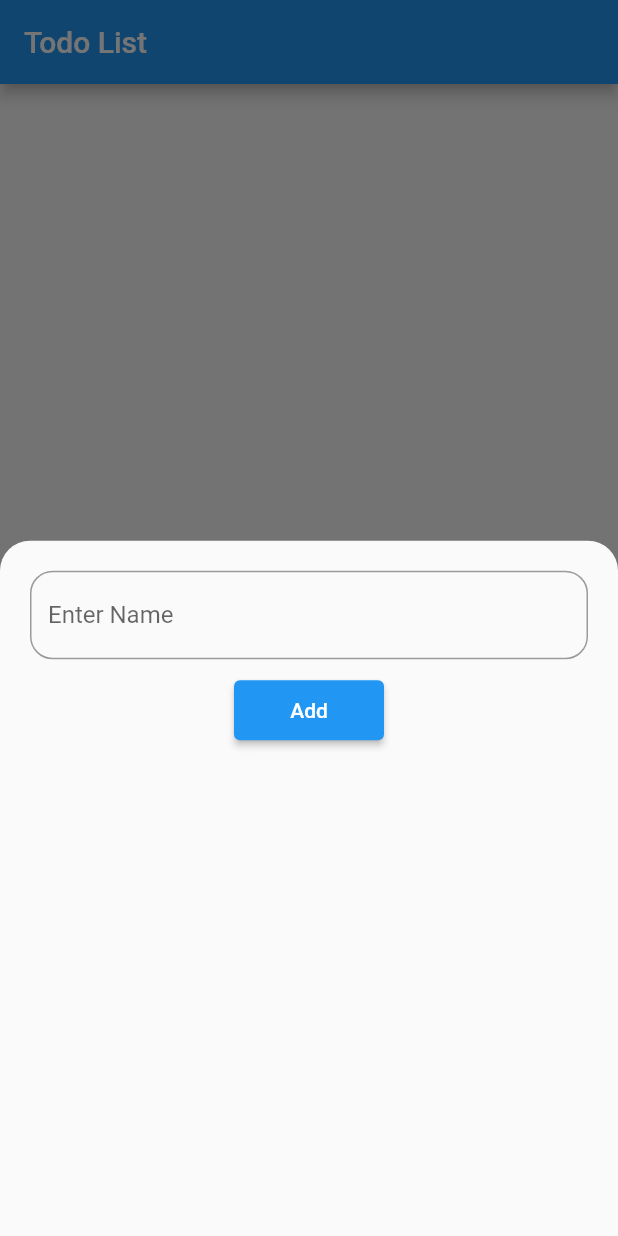
After one commit to Ibrahim-K98han/flutter_resourse, a Flutter app: the screen it shows after launch, after a tap on the "add" icon, on a phone screen of 412 x 824 dp. The commit adds this screen. Run offline on Flutter 3.47's test engine with Material 2 defaults, Android fonts, the phone set to English and light mode, and no system bars; our stand-ins replace easy_splash_screen.

Commit message:
counter and todo app

```diff
--- /dev/null
+++ b/lib/live_class_6_2_23/todo_application.dart
@@ -0,0 +1,78 @@
+import 'package:flutter/material.dart';
+
+class ToDoList extends StatefulWidget {
+  const ToDoList({Key? key}) : super(key: key);
+
+  @override
+  State<ToDoList> createState() => _ToDoListState();
+}
+
+class _ToDoListState extends State<ToDoList> {
+  List<String> todos = [];
+  final todoController = TextEditingController();
+
+  @override
+  Widget build(BuildContext context) {
+    return Scaffold(
+      appBar: AppBar(
+        title: const Text('Todo List'),
+      ),
+      floatingActionButton: FloatingActionButton(
+        onPressed: () {
+          showModalBottomSheet(
+              context: context,
+              isDismissible: false,
+              //isScrollControlled: true,
+              // backgroundColor: Colors.grey,
+              // barrierColor: Colors.red,
+              shape: const RoundedRectangleBorder(
+                borderRadius: BorderRadius.only(
+                  topLeft: Radius.circular(20),
+                  topRight: Radius.circular(20)
+                ),
+              ),
+              builder: (context) {
+                return Padding(
+                  padding: const EdgeInsets.symmetric(horizontal: 20),
+                  child: Column(
+                    children: [
+                      Padding(
+                        padding: const EdgeInsets.only(top: 20),
+                        child: TextField(
+                          controller: todoController,
+                          decoration: InputDecoration(
+                            border: OutlineInputBorder(
+                              borderRadius: BorderRadius.circular(15),
+                            ),
+                            labelText: 'Enter Name'
+                          ),
+                        ),
+                      ),
+                      const SizedBox(height: 10,),
+                      ElevatedButton(
+                        style: ElevatedButton.styleFrom(minimumSize: const Size(100, 40)),
+                          onPressed: () {
+                            todos.add(todoController.text);
+                            todoController.clear();
+                            setState(() {});
+                            Navigator.pop(context);
+                          },
+                          child: const Text('Add'))
+                    ],
+                  ),
+                );
+              });
+        },
+        child: const Icon(Icons.add),
+      ),
+      body: ListView.builder(
+        itemCount: todos.length,
+        itemBuilder: (context, index) {
+          return ListTile(
+            title: Text(todos[index]),
+          );
+        },
+      ),
+    );
+  }
+}
--- a/lib/main.dart
+++ b/lib/main.dart
@@ -5,6 +5,8 @@ import 'live_class_01_02_23/live_class_01_02_23.dart';
 import 'live_class_25_1_23/live_class_25_1_23.dart';
 import 'live_class_28_1_23/live_class_28_1_23.dart';
 import 'live_class_4_2_23/live_class_4_2_23.dart';
+import 'live_class_6_2_23/live_class_6_2_23.dart';
+import 'live_class_6_2_23/todo_application.dart';
 
 void main() {
   runApp(const MyApp());
@@ -20,7 +22,7 @@ class MyApp extends StatelessWidget {
       theme: ThemeData(
         primarySwatch: Colors.blue,
       ),
-      home: LiveClass_4_2_23()
+      home: ToDoList()
     );
   }
 }
```
Also changed, not shown: lib/live_class_6_2_23/live_class_6_2_23.dart (added, +50 -0 lines).
